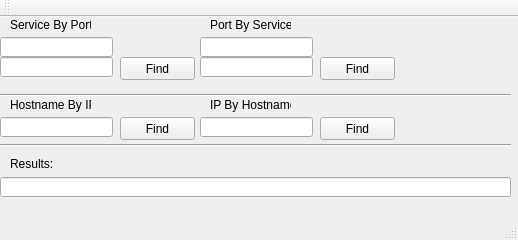
isaacmorneau/4985_asn1, file mainwindow.ui: the form before one commit.
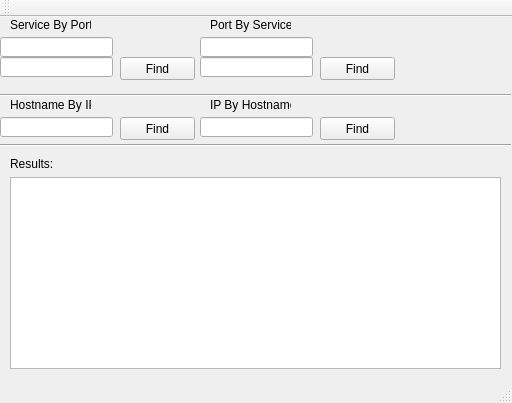
The form after the commit.

Diff of the .ui file:
```diff
--- a/mainwindow.ui
+++ b/mainwindow.ui
@@ -6,8 +6,8 @@
    <rect>
     <x>0</x>
     <y>0</y>
-    <width>518</width>
-    <height>240</height>
+    <width>512</width>
+    <height>403</height>
    </rect>
   </property>
   <property name="windowTitle">
@@ -27,16 +27,6 @@
      <string>Port</string>
     </property>
    </widget>
-   <widget class="QLineEdit" name="lineEdit_Result">
-    <property name="geometry">
-     <rect>
-      <x>0</x>
-      <y>160</y>
-      <width>511</width>
-      <height>20</height>
-     </rect>
-    </property>
-   </widget>
    <widget class="QLabel" name="label">
     <property name="geometry">
      <rect>
@@ -239,6 +229,16 @@
      <string>Protocol</string>
     </property>
    </widget>
+   <widget class="QTextBrowser" name="textBrowser_Result">
+    <property name="geometry">
+     <rect>
+      <x>10</x>
+      <y>160</y>
+      <width>491</width>
+      <height>192</height>
+     </rect>
+    </property>
+   </widget>
   </widget>
   <widget class="QMenuBar" name="menuBar">
    <property name="geometry">
```
Left out of the diff: 2 changed lines with no effect on the pictures.
